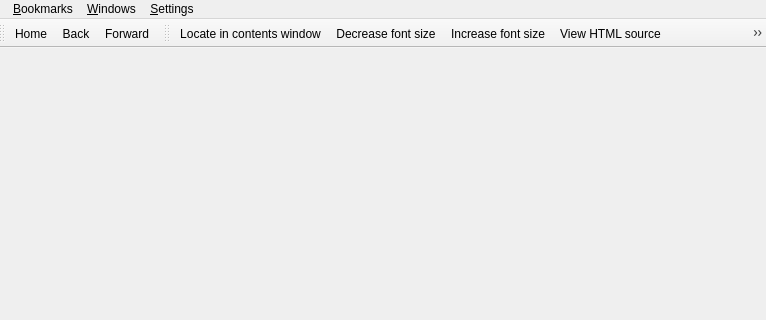
gyunaev/kchmviewer, file src/mainwindow.ui: the form before one commit; both pictures show x 107 to 873 and y 0 to 320 of the 873 by 591 pixel window.
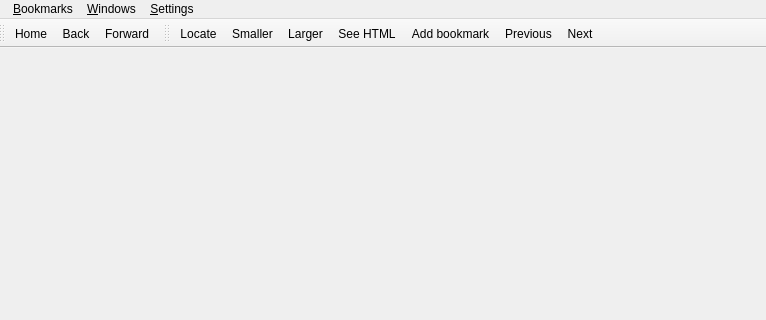
The form after the commit. Icons and pictures are not drawn.

Commit message: Toolbar mode is now configurable through settings.

Patch:
```diff
--- a/src/mainwindow.ui
+++ b/src/mainwindow.ui
@@ -277,7 +277,7 @@
      <normaloff>:/images/icon_font_increase.png</normaloff>:/images/icon_font_increase.png</iconset>
    </property>
    <property name="text">
-    <string>&amp;Increase font size</string>
+    <string>&amp;Larger</string>
    </property>
    <property name="toolTip">
     <string>Increase the font size</string>
@@ -295,7 +295,7 @@
      <normaloff>:/images/icon_font_decrease.png</normaloff>:/images/icon_font_decrease.png</iconset>
    </property>
    <property name="text">
-    <string>&amp;Decrease font size</string>
+    <string>&amp;Smaller</string>
    </property>
    <property name="toolTip">
     <string>Decrease the font size</string>
@@ -313,7 +313,7 @@
      <normaloff>:/images/icon_view_source.png</normaloff>:/images/icon_view_source.png</iconset>
    </property>
    <property name="text">
-    <string>&amp;View HTML source</string>
+    <string>See &amp;HTML</string>
    </property>
    <property name="toolTip">
     <string>View HTML source of current page</string>
@@ -371,7 +371,7 @@
      <normaloff>:/images/icon_locate_in_content.png</normaloff>:/images/icon_locate_in_content.png</iconset>
    </property>
    <property name="text">
-    <string>&amp;Locate in contents window</string>
+    <string>&amp;Locate</string>
    </property>
    <property name="toolTip">
     <string>Locate the current page in contents window</string>
@@ -457,10 +457,7 @@
      <normaloff>:/images/icon_prev_page.png</normaloff>:/images/icon_prev_page.png</iconset>
    </property>
    <property name="text">
-    <string>Previous page in Table of Context</string>
-   </property>
-   <property name="iconText">
-    <string>Previous page in TOC</string>
+    <string>Previous</string>
    </property>
    <property name="toolTip">
     <string>Go to the previous page in the Table of Contents</string>
@@ -475,10 +472,7 @@
      <normaloff>:/images/icon_next_page.png</normaloff>:/images/icon_next_page.png</iconset>
    </property>
    <property name="text">
-    <string>Next page in Table of Context</string>
-   </property>
-   <property name="iconText">
-    <string>Next page in TOC</string>
+    <string>Next</string>
    </property>
    <property name="toolTip">
     <string>Go to the next page in the Table of Contents</string>
```
Left out of the diff: 3 changed lines with no effect on the pictures. The commit also changes 6 other files.
